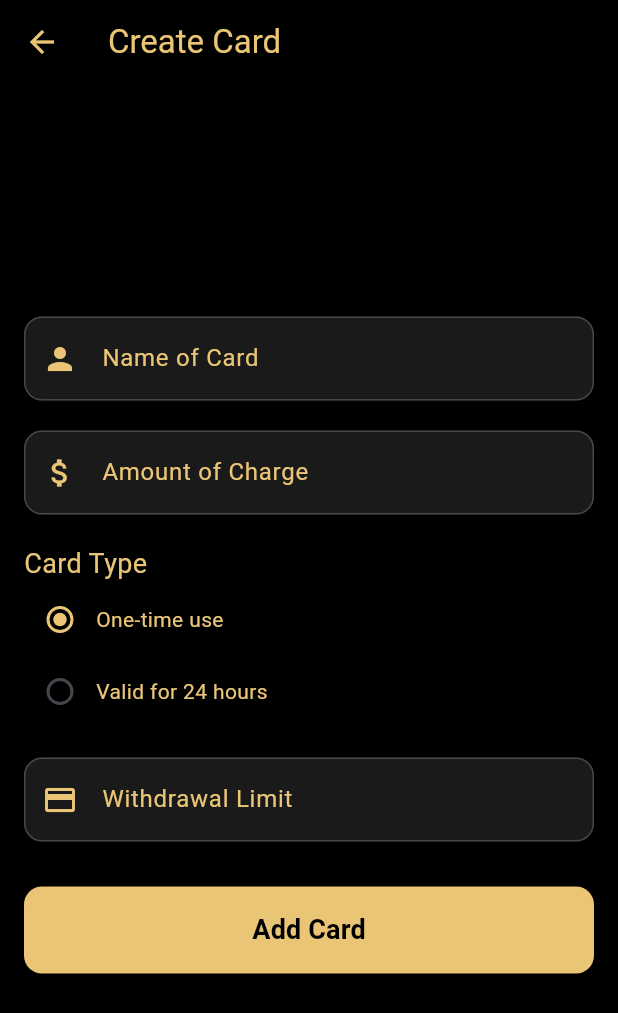
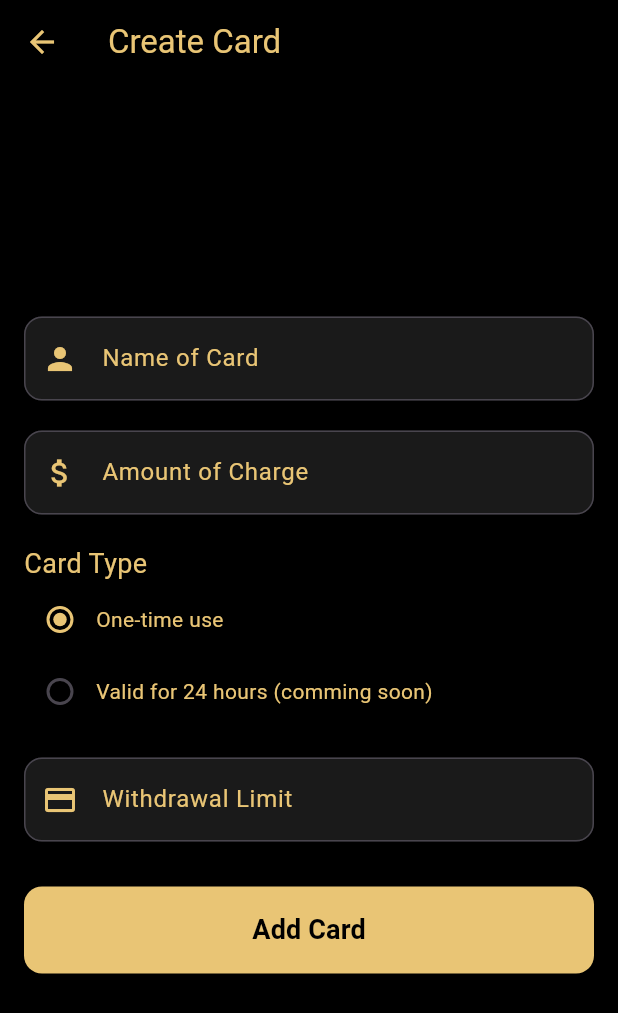
Before and after one commit to ousef777/Safe-Pay-Frontend, a Flutter app: the CreateCardPage screen opened directly, on a phone screen of 412 x 824 dp. Shown: the top 1013 px of the screen. Run offline on Flutter 3.47's test engine with Material 3 defaults, Android fonts, the phone set to English and light mode, and no system bars; our stand-ins replace go_router.

Commit message:
adding cooming soon in the creat card

```diff
--- a/my_new_app/lib/CreateCardPage.dart
+++ b/my_new_app/lib/CreateCardPage.dart
@@ -374,7 +374,7 @@ class _CreateCardPageState extends State<CreateCardPage> {
                           activeColor: goldColor,
                         ),
                         Text(
-                          'Valid for 24 hours',
+                          'Valid for 24 hours (comming soon)',
                           style: TextStyle(color: goldColor),
                         ),
                       ],
```
